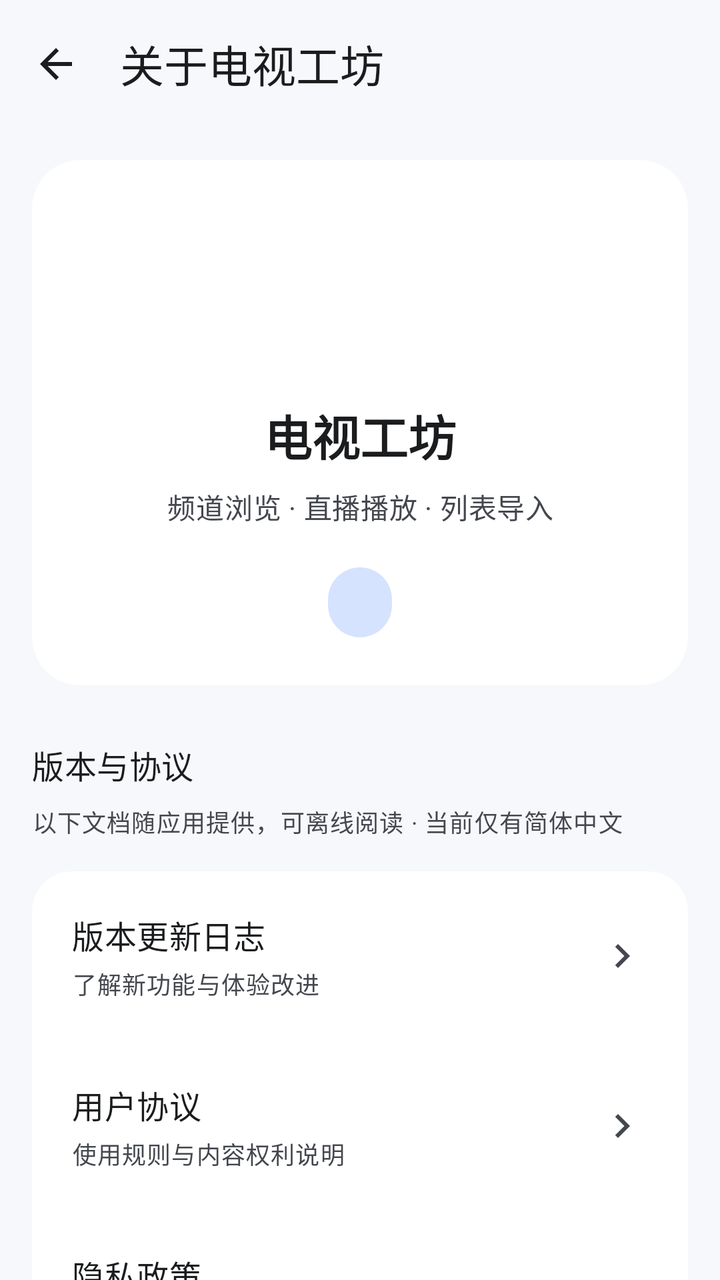
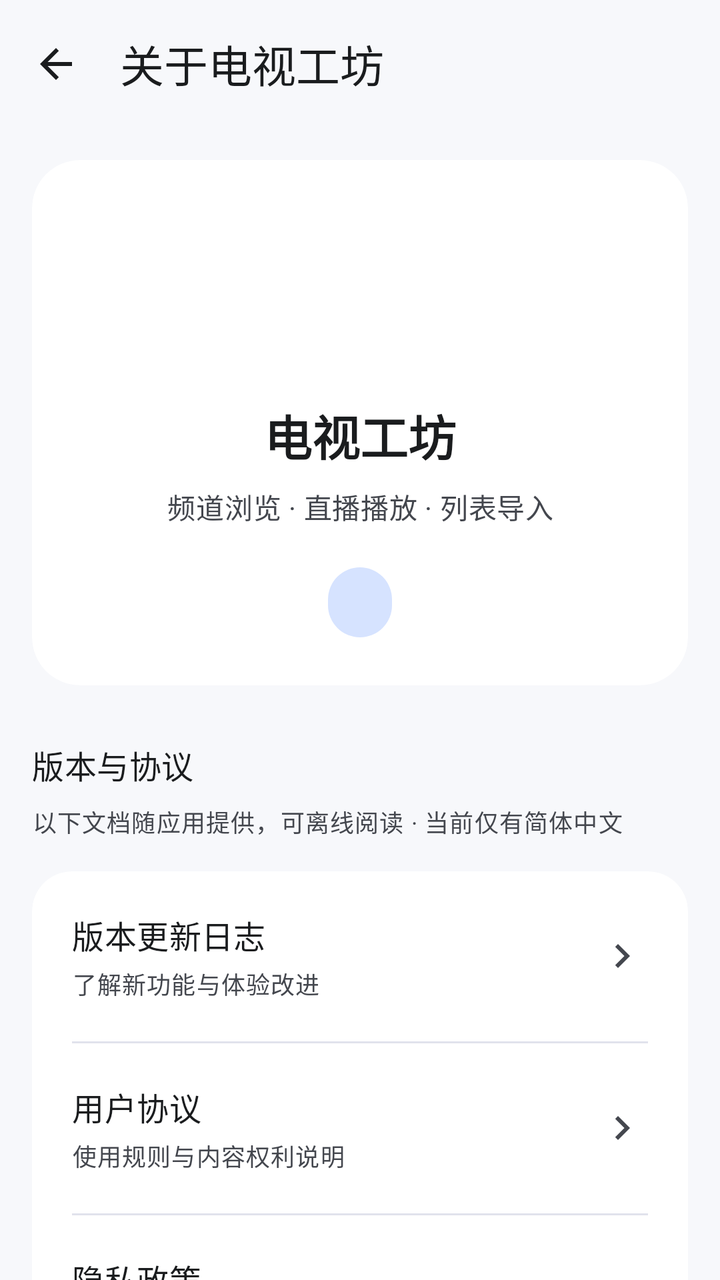

Compare the two renders of this Android layout. The source of the first and the diff that turns it into the second are given below.
<!-- AndroidManifest.xml: application theme Theme.TvWorkshop -->
<!-- res/layout/activity_about.xml -->
<?xml version="1.0" encoding="utf-8"?>
<androidx.constraintlayout.widget.ConstraintLayout xmlns:android="http://schemas.android.com/apk/res/android"
    xmlns:app="http://schemas.android.com/apk/res-auto"
    android:id="@+id/about_root"
    android:layout_width="match_parent"
    android:layout_height="match_parent"
    android:background="?android:attr/colorBackground">

    <LinearLayout
        android:layout_width="0dp"
        android:layout_height="0dp"
        android:orientation="vertical"
        app:layout_constraintBottom_toBottomOf="parent"
        app:layout_constraintEnd_toEndOf="parent"
        app:layout_constraintStart_toStartOf="parent"
        app:layout_constraintTop_toTopOf="parent"
        app:layout_constraintWidth_max="@dimen/dp_500">

        <com.google.android.material.appbar.MaterialToolbar
            android:id="@+id/about_toolbar"
            android:layout_width="match_parent"
            android:layout_height="wrap_content"
            android:minHeight="?attr/actionBarSize"
            app:navigationContentDescription="@string/document_back"
            app:navigationIcon="@drawable/ic_document_back"
            app:navigationIconTint="?attr/colorOnSurface"
            app:title="@string/about_page_title"
            app:titleTextColor="?attr/colorOnSurface" />

        <androidx.core.widget.NestedScrollView
            android:id="@+id/about_scroll"
            android:layout_width="match_parent"
            android:layout_height="0dp"
            android:layout_weight="1"
            android:clipToPadding="false"
            android:fillViewport="true">

            <LinearLayout
                android:layout_width="match_parent"
                android:layout_height="wrap_content"
                android:orientation="vertical"
                android:paddingStart="@dimen/dp_16"
                android:paddingTop="@dimen/dp_16"
                android:paddingEnd="@dimen/dp_16"
                android:paddingBottom="@dimen/dp_32">

                <com.google.android.material.card.MaterialCardView
                    android:layout_width="match_parent"
                    android:layout_height="wrap_content"
                    app:cardBackgroundColor="?attr/colorSurface"
                    app:cardCornerRadius="@dimen/dp_24"
                    app:cardElevation="0dp"
                    app:strokeWidth="0dp">

                    <LinearLayout
                        android:layout_width="match_parent"
                        android:layout_height="wrap_content"
                        android:gravity="center_horizontal"
                        android:orientation="vertical"
                        android:padding="@dimen/dp_24">

                        <ImageView
                            android:layout_width="@dimen/dp_80"
                            android:layout_height="@dimen/dp_80"
                            android:importantForAccessibility="no"
                            android:src="@mipmap/ic_launcher" />

                        <TextView
                            android:layout_width="wrap_content"
                            android:layout_height="wrap_content"
                            android:layout_marginTop="@dimen/dp_16"
                            android:text="@string/app_name"
                            android:textAppearance="?attr/textAppearanceHeadlineSmall"
                            android:textColor="?attr/colorOnSurface"
                            android:textStyle="bold" />

                        <TextView
                            android:layout_width="match_parent"
                            android:layout_height="wrap_content"
                            android:layout_marginTop="@dimen/dp_8"
                            android:gravity="center"
                            android:text="@string/about_page_tagline"
                            android:textAppearance="?attr/textAppearanceBodyMedium"
                            android:textColor="?attr/colorOnSurfaceVariant" />

                        <TextView
                            android:id="@+id/about_version"
                            android:layout_width="wrap_content"
                            android:layout_height="wrap_content"
                            android:layout_marginTop="@dimen/dp_20"
                            android:background="@drawable/bg_about_version"
                            android:paddingHorizontal="@dimen/dp_16"
                            android:paddingVertical="@dimen/dp_8"
                            android:textAppearance="?attr/textAppearanceLabelLarge"
                            android:textColor="?attr/colorOnPrimaryContainer" />
                    </LinearLayout>
                </com.google.android.material.card.MaterialCardView>

                <TextView
                    android:layout_width="match_parent"
                    android:layout_height="wrap_content"
                    android:layout_marginTop="@dimen/dp_28"
                    android:accessibilityHeading="true"
                    android:text="@string/about_page_documents"
                    android:textAppearance="?attr/textAppearanceTitleMedium"
                    android:textColor="?attr/colorOnSurface" />

                <TextView
                    android:layout_width="match_parent"
                    android:layout_height="wrap_content"
                    android:layout_marginTop="@dimen/dp_8"
                    android:layout_marginBottom="@dimen/dp_16"
                    android:text="@string/about_page_offline_note"
                    android:textAppearance="?attr/textAppearanceBodySmall"
                    android:textColor="?attr/colorOnSurfaceVariant" />

                <com.google.android.material.card.MaterialCardView
                    android:layout_width="match_parent"
                    android:layout_height="wrap_content"
                    app:cardBackgroundColor="?attr/colorSurface"
                    app:cardCornerRadius="@dimen/dp_20"
                    app:cardElevation="0dp"
                    app:strokeWidth="0dp">

                    <LinearLayout
                        android:layout_width="match_parent"
                        android:layout_height="wrap_content"
                        android:orientation="vertical">

                        <LinearLayout
                            android:id="@+id/about_history"
                            style="@style/Widget.TvWorkshop.DocumentRow">

                            <LinearLayout style="@style/Widget.TvWorkshop.DocumentRowText">
                                <TextView
                                    style="@style/Widget.TvWorkshop.DocumentRowTitle"
                                    android:text="@string/document_version_history" />
                                <TextView
                                    style="@style/Widget.TvWorkshop.DocumentRowSummary"
                                    android:text="@string/about_page_history_summary" />
                            </LinearLayout>
                            <ImageView style="@style/Widget.TvWorkshop.DocumentRowChevron" />
                        </LinearLayout>

                        <LinearLayout
                            android:id="@+id/about_agreement"
                            style="@style/Widget.TvWorkshop.DocumentRow">

                            <LinearLayout style="@style/Widget.TvWorkshop.DocumentRowText">
                                <TextView
                                    style="@style/Widget.TvWorkshop.DocumentRowTitle"
                                    android:text="@string/document_user_agreement" />
                                <TextView
                                    style="@style/Widget.TvWorkshop.DocumentRowSummary"
                                    android:text="@string/about_page_agreement_summary" />
                            </LinearLayout>
                            <ImageView style="@style/Widget.TvWorkshop.DocumentRowChevron" />
                        </LinearLayout>

                        <LinearLayout
                            android:id="@+id/about_privacy"
                            style="@style/Widget.TvWorkshop.DocumentRow">

                            <LinearLayout style="@style/Widget.TvWorkshop.DocumentRowText">
                                <TextView
                                    style="@style/Widget.TvWorkshop.DocumentRowTitle"
                                    android:text="@string/document_privacy_policy" />
                                <TextView
                                    style="@style/Widget.TvWorkshop.DocumentRowSummary"
                                    android:text="@string/about_page_privacy_summary" />
                            </LinearLayout>
                            <ImageView style="@style/Widget.TvWorkshop.DocumentRowChevron" />
                        </LinearLayout>
                    </LinearLayout>
                </com.google.android.material.card.MaterialCardView>

                <com.google.android.material.button.MaterialButton
                    android:id="@+id/about_sources"
                    style="@style/Widget.Material3.Button.TextButton"
                    android:layout_width="match_parent"
                    android:layout_height="wrap_content"
                    android:layout_marginTop="@dimen/dp_16"
                    android:minHeight="@dimen/dp_48"
                    android:text="@string/about_page_source_summary" />
            </LinearLayout>
        </androidx.core.widget.NestedScrollView>
    </LinearLayout>
</androidx.constraintlayout.widget.ConstraintLayout>
<!-- resources referenced by this layout -->
<resources>
  <dimen name="dp_16">16dp</dimen>
  <dimen name="dp_20">20dp</dimen>
  <dimen name="dp_24">24dp</dimen>
  <dimen name="dp_28">28dp</dimen>
  <dimen name="dp_32">32dp</dimen>
  <dimen name="dp_48">48dp</dimen>
  <dimen name="dp_500">500dp</dimen>
  <dimen name="dp_8">8dp</dimen>
  <dimen name="dp_80">80dp</dimen>
  <string name="about_page_agreement_summary" translatable="false">使用规则与内容权利说明</string>
  <string name="about_page_documents" translatable="false">版本与协议</string>
  <string name="about_page_history_summary" translatable="false">了解新功能与体验改进</string>
  <string name="about_page_source_summary" translatable="false">频道来源说明</string>
  <string name="about_page_tagline" translatable="false">频道浏览 · 直播播放 · 列表导入</string>
  <string name="about_page_title" translatable="false">关于电视工坊</string>
  <string name="app_name">电视工坊</string>
  <string name="document_back" translatable="false">返回</string>
  <string name="document_privacy_policy" translatable="false">隐私政策</string>
  <string name="document_user_agreement" translatable="false">用户协议</string>
  <string name="document_version_history" translatable="false">版本更新日志</string>
  <style name="Widget.TvWorkshop.DocumentRow" parent="">
          <item name="android:layout_width">match_parent</item>
          <item name="android:layout_height">wrap_content</item>
          <item name="android:minHeight">@dimen/dp_80</item>
          <item name="android:orientation">horizontal</item>
          <item name="android:gravity">center_vertical</item>
          <item name="android:padding">@dimen/dp_20</item>
          <item name="android:background">?attr/selectableItemBackground</item>
          <item name="android:clickable">true</item>
          <item name="android:focusable">true</item>
          <item name="android:screenReaderFocusable">true</item>
      </style>
  <color name="tv_primary_container">#FFD6E3FF</color>
  <color name="tv_on_surface">#FF1A1C1E</color>
  <dimen name="dp_12">12dp</dimen>
  <dimen name="dp_4">4dp</dimen>
  <color name="tv_primary">#FF1F5FBF</color>
  <color name="tv_on_primary">#FFFFFFFF</color>
  <color name="tv_on_primary_container">#FF001B3F</color>
  <color name="tv_secondary">#FF565F71</color>
  <color name="tv_on_secondary">#FFFFFFFF</color>
  <color name="tv_secondary_container">#FFDBE2F9</color>
  <color name="tv_on_secondary_container">#FF131C2B</color>
  <color name="tv_background">#FFF7F8FB</color>
  <color name="tv_on_background">#FF1A1C1E</color>
  <color name="tv_surface">#FFFFFFFF</color>
  <color name="tv_surface_variant">#FFE1E2EC</color>
  <color name="tv_on_surface_variant">#FF44474E</color>
  <color name="tv_outline">#FF75777F</color>
  <color name="tv_error">#FFBA1A1A</color>
  <color name="tv_on_error">#FFFFFFFF</color>
  <color name="tv_error_container">#FFFFDAD6</color>
  <color name="tv_on_error_container">#FF410002</color>
  <!-- unchanged entries left out for length: 13 -->
</resources>

<!-- the commit's change to res/layout/activity_about.xml (unified diff, before → after) -->
@@ -142,6 +142,14 @@
                             <ImageView style="@style/Widget.TvWorkshop.DocumentRowChevron" />
                         </LinearLayout>
 
+                        <com.google.android.material.divider.MaterialDivider
+                            android:layout_width="match_parent"
+                            android:layout_height="@dimen/dp_1"
+                            android:layout_marginHorizontal="@dimen/dp_20"
+                            android:importantForAccessibility="no"
+                            app:dividerColor="@color/tv_surface_variant"
+                            app:dividerThickness="@dimen/dp_1" />
+
                         <LinearLayout
                             android:id="@+id/about_agreement"
                             style="@style/Widget.TvWorkshop.DocumentRow">
@@ -156,6 +164,14 @@
                             </LinearLayout>
                             <ImageView style="@style/Widget.TvWorkshop.DocumentRowChevron" />
                         </LinearLayout>
+
+                        <com.google.android.material.divider.MaterialDivider
+                            android:layout_width="match_parent"
+                            android:layout_height="@dimen/dp_1"
+                            android:layout_marginHorizontal="@dimen/dp_20"
+                            android:importantForAccessibility="no"
+                            app:dividerColor="@color/tv_surface_variant"
+                            app:dividerThickness="@dimen/dp_1" />
 
                         <LinearLayout
                             android:id="@+id/about_privacy"
<!-- resource entries referenced after the edit -->
@@ -27,13 +27,36 @@
           <item name="android:orientation">horizontal</item>
           <item name="android:gravity">center_vertical</item>
           <item name="android:padding">@dimen/dp_20</item>
-          <item name="android:background">?attr/selectableItemBackground</item>
+          <item name="android:background">@drawable/bg_focusable_item</item>
           <item name="android:clickable">true</item>
           <item name="android:focusable">true</item>
           <item name="android:screenReaderFocusable">true</item>
       </style>
   <color name="tv_primary_container">#FFD6E3FF</color>
   <color name="tv_on_surface">#FF1A1C1E</color>
+  <!-- drawable bg_focusable_item (drawable) -->
+  <?xml version="1.0" encoding="utf-8"?>
+  <ripple xmlns:android="http://schemas.android.com/apk/res/android"
+      android:color="@color/tv_control_highlight">
+      <item android:id="@android:id/mask">
+          <shape android:shape="rectangle">
+              <solid android:color="@color/white" />
+              <corners android:radius="@dimen/dp_12" />
+          </shape>
+      </item>
+      <item>
+          <selector>
+              <item android:state_focused="true">
+                  <shape android:shape="rectangle">
+                      <solid android:color="@color/tv_primary_container" />
+                      <stroke android:width="@dimen/dp_2" android:color="@color/tv_primary" />
+                      <corners android:radius="@dimen/dp_12" />
+                  </shape>
+              </item>
+              <item android:drawable="@android:color/transparent" />
+          </selector>
+      </item>
+  </ripple>
   <dimen name="dp_12">12dp</dimen>
   <dimen name="dp_4">4dp</dimen>
   <color name="tv_primary">#FF1F5FBF</color>
@@ -47,12 +70,16 @@
   <color name="tv_on_background">#FF1A1C1E</color>
   <color name="tv_surface">#FFFFFFFF</color>
   <color name="tv_surface_variant">#FFE1E2EC</color>
+  <dimen name="dp_1">1dp</dimen>
   <color name="tv_on_surface_variant">#FF44474E</color>
   <color name="tv_outline">#FF75777F</color>
   <color name="tv_error">#FFBA1A1A</color>
   <color name="tv_on_error">#FFFFFFFF</color>
   <color name="tv_error_container">#FFFFDAD6</color>
   <color name="tv_on_error_container">#FF410002</color>
+  <color name="tv_control_highlight">#1F000000</color>
+  <color name="white">#FFFFFFFF</color>
+  <dimen name="dp_2">2dp</dimen>
   <!-- unchanged entries left out for length: 13 -->
 </resources>
 
